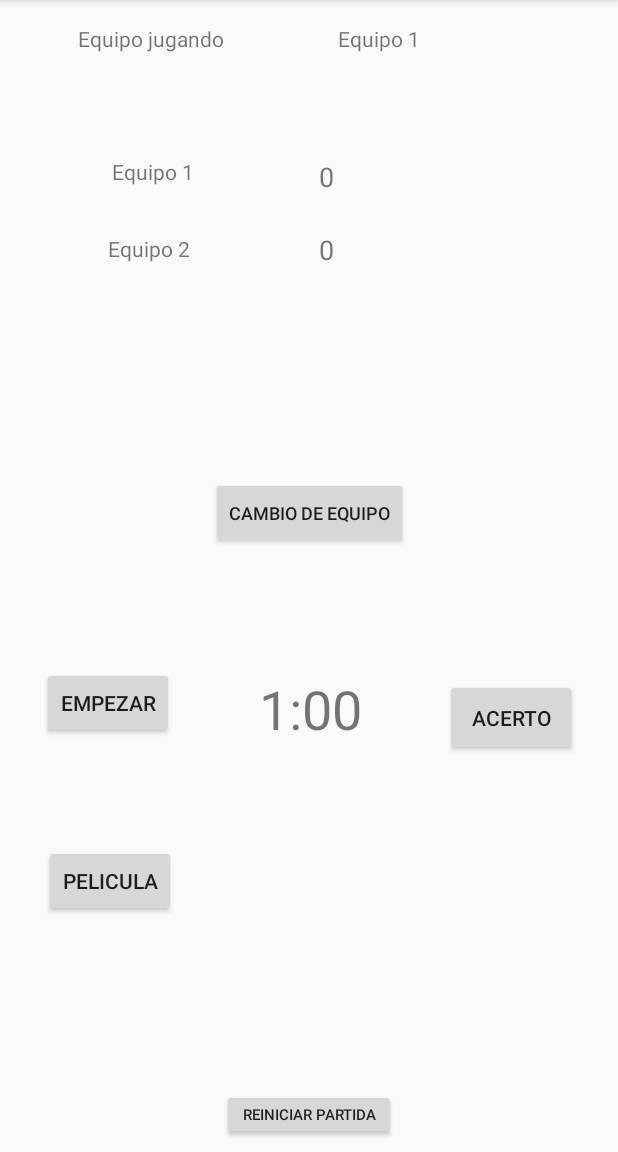
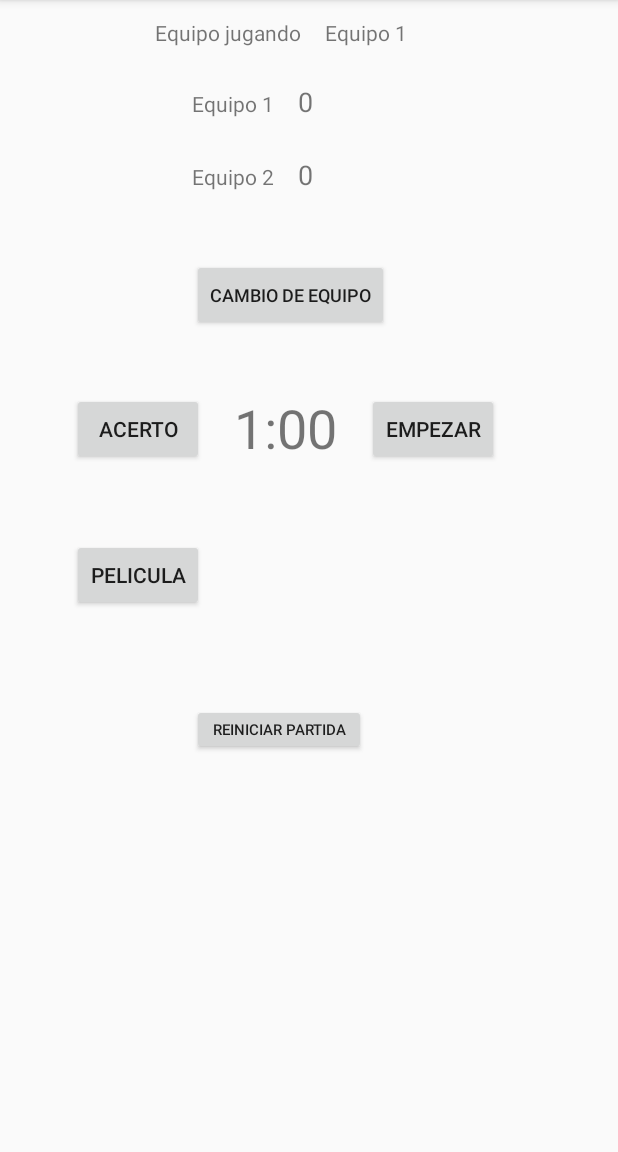
Before and after one commit to RdzSebastian/mimicapp, an Android app: the screen it shows after launch (MainActivity), on a phone screen of 412 x 824 dp, the part 84-1236 px from its top. Run offline under Robolectric (Android 15) with nearby library versions, the light colour scheme and no system bars.

Commit message:
Reestructuracion de Layout con codigo, sin constraint, usando linearLayouts encadenados.
Mejorar Hardcodeo de Strings con el archivo aparte "R.xml"

```diff
--- a/app/src/main/res/layout/activity_main.xml
+++ b/app/src/main/res/layout/activity_main.xml
@@ -1,236 +1,185 @@
 <?xml version="1.0" encoding="utf-8"?>
-<android.support.constraint.ConstraintLayout xmlns:android="http://schemas.android.com/apk/res/android"
-    xmlns:app="http://schemas.android.com/apk/res-auto"
-    xmlns:tools="http://schemas.android.com/tools"
+
+<LinearLayout
+    xmlns:android="http://schemas.android.com/apk/res/android"
     android:layout_width="match_parent"
     android:layout_height="match_parent"
-    tools:context=".MainActivity">
+    android:paddingLeft="16dp"
+    android:paddingRight="16dp"
+    android:orientation="vertical"
+    >
 
 
-    <Button
-        android:id="@+id/buttonTime2"
+    <LinearLayout android:orientation="horizontal"
+        android:layout_margin="12dip"
         android:layout_width="wrap_content"
-        android:layout_height="51dp"
-        android:layout_marginStart="8dp"
-        android:layout_marginLeft="8dp"
-        android:layout_marginTop="8dp"
-        android:layout_marginEnd="16dp"
-        android:layout_marginRight="16dp"
-        android:layout_marginBottom="8dp"
-        android:onClick="Acierto"
-        android:text="Acerto"
-        app:layout_constraintBottom_toBottomOf="parent"
-        app:layout_constraintEnd_toEndOf="parent"
-        app:layout_constraintHorizontal_bias="0.963"
-        app:layout_constraintStart_toStartOf="parent"
-        app:layout_constraintTop_toTopOf="parent"
-        app:layout_constraintVertical_bias="0.635" />
+        android:layout_height="wrap_content">
+
+        <TextView
+            android:id="@+id/textView8"
+            android:layout_width="wrap_content"
+            android:layout_height="wrap_content"
+            android:layout_marginLeft="75dp"
+            android:text="Equipo jugando"/>
+
+        <TextView
+            android:id="@+id/nombre"
+            android:layout_width="wrap_content"
+            android:layout_height="wrap_content"
+            android:paddingLeft="16dp"
+            android:text="Equipo X"/>
+
+    </LinearLayout>
+
+
+
+
+    <LinearLayout android:orientation="horizontal"
+        android:layout_margin="12dip"
+        android:layout_width="wrap_content"
+        android:layout_height="wrap_content">
+
+        <TextView
+            android:id="@+id/Equipo1"
+            android:layout_width="wrap_content"
+            android:layout_height="wrap_content"
+            android:text="Equipo1"
+            android:layout_marginLeft="100dp"/>
+
+        <TextView
+            android:id="@+id/puntos1"
+            android:layout_width="wrap_content"
+            android:layout_height="wrap_content"
+            android:text="0"
+            android:paddingLeft="16dp"
+            android:textSize="18sp"/>
+
+    </LinearLayout>
+
+
+
+
+    <LinearLayout android:orientation="horizontal"
+        android:layout_margin="12dip"
+        android:layout_width="wrap_content"
+        android:layout_height="wrap_content">
+
+        <TextView
+            android:id="@+id/Equipo2"
+            android:layout_width="match_parent"
+            android:layout_height="wrap_content"
+            android:text="Equipo2"
+            android:layout_marginLeft="100dp"
+            android:textSize="14sp" />
+
+        <TextView
+            android:id="@+id/puntos2"
+            android:layout_width="wrap_content"
+            android:layout_height="wrap_content"
+            android:text="0"
+            android:paddingLeft="16dp"
+            android:textSize="18sp" />
+
+    </LinearLayout>
+
+
+    <LinearLayout
+        android:layout_width="wrap_content"
+        android:layout_height="wrap_content"
+        android:layout_margin="12dip"
+        android:orientation="horizontal">
 
         <Button
             android:id="@+id/cambio"
             android:layout_width="wrap_content"
             android:layout_height="wrap_content"
-        android:layout_marginStart="8dp"
-        android:layout_marginLeft="8dp"
-        android:layout_marginTop="8dp"
-        android:layout_marginEnd="8dp"
-        android:layout_marginRight="8dp"
-        android:layout_marginBottom="8dp"
             android:onClick="cambioDeEquipo"
             android:text="cambio de equipo"
-        android:textSize="12sp"
-        app:layout_constraintBottom_toBottomOf="parent"
-        app:layout_constraintEnd_toEndOf="parent"
-        app:layout_constraintHorizontal_bias="0.502"
-        app:layout_constraintStart_toStartOf="parent"
-        app:layout_constraintTop_toTopOf="parent"
-        app:layout_constraintVertical_bias="0.44" />
+            android:layout_marginLeft="100dp"
+            android:layout_marginTop="20dp"
+            android:textSize="12sp" />
+
+    </LinearLayout>
+
+
+
+
+    <LinearLayout android:orientation="horizontal"
+        android:layout_marginLeft="12dp"
+        android:layout_marginTop="20dp"
+        android:layout_width="wrap_content"
+        android:layout_height="wrap_content">
+
+        <Button
+            android:id="@+id/buttonTime2"
+            android:layout_width="wrap_content"
+            android:layout_height="wrap_content"
+            android:onClick="Acierto"
+            android:text="Acerto"
+            android:layout_marginLeft="20dp"/>
+
+        <TextView
+            android:id="@+id/tiempo"
+            android:layout_width="wrap_content"
+            android:layout_height="wrap_content"
+            android:text="1:00"
+            android:textSize="36sp"
+            android:layout_marginTop="8dp"
+            android:layout_marginLeft="20dp"/>
+
+        <Button
+            android:id="@+id/buttonTime"
+            android:layout_width="wrap_content"
+            android:layout_height="wrap_content"
+            android:text="Empezar"
+            android:layout_marginLeft="20dp"/>
+
+    </LinearLayout>
+
+
+    <LinearLayout
+        android:layout_width="wrap_content"
+        android:layout_height="wrap_content"
+        android:layout_marginLeft="12dp"
+        android:layout_marginTop="50dp"
+        android:orientation="horizontal">
 
         <Button
             android:id="@+id/pelicula"
             android:layout_width="wrap_content"
             android:layout_height="wrap_content"
-        android:layout_marginStart="16dp"
-        android:layout_marginLeft="16dp"
-        android:layout_marginTop="8dp"
-        android:layout_marginEnd="8dp"
-        android:layout_marginRight="8dp"
-        android:layout_marginBottom="8dp"
             android:onClick="pelicula"
             android:text="Pelicula"
-        app:layout_constraintBottom_toBottomOf="parent"
-        app:layout_constraintEnd_toEndOf="parent"
-        app:layout_constraintHorizontal_bias="0.044"
-        app:layout_constraintStart_toStartOf="parent"
-        app:layout_constraintTop_toTopOf="parent"
-        app:layout_constraintVertical_bias="0.789" />
+            android:layout_marginLeft="20dp"/>
 
         <TextView
-        android:id="@+id/nombre"
+            android:id="@+id/PeliculaSelect"
             android:layout_width="wrap_content"
             android:layout_height="wrap_content"
-        android:layout_marginTop="16dp"
-        android:layout_marginEnd="132dp"
-        android:layout_marginRight="132dp"
-        android:text="Equipo 1"
-        app:layout_constraintEnd_toEndOf="parent"
-        app:layout_constraintTop_toTopOf="parent" />
+            android:text="Pelicula"
+            android:textSize="24sp"
+            android:layout_marginLeft="20dp"/>
 
-    <Button
-        android:id="@+id/buttonTime"
+    </LinearLayout>
+
+
+
+
+    <LinearLayout android:orientation="horizontal"
+        android:layout_margin="12dip"
         android:layout_width="wrap_content"
-        android:layout_height="wrap_content"
-        android:layout_marginStart="28dp"
-        android:layout_marginLeft="28dp"
-        android:layout_marginTop="40dp"
-        android:layout_marginEnd="8dp"
-        android:layout_marginRight="8dp"
-        android:layout_marginBottom="8dp"
-        android:text="Empezar"
-        app:layout_constraintBottom_toBottomOf="parent"
-        app:layout_constraintEnd_toEndOf="parent"
-        app:layout_constraintHorizontal_bias="0.0"
-        app:layout_constraintStart_toStartOf="parent"
-        app:layout_constraintTop_toTopOf="parent"
-        app:layout_constraintVertical_bias="0.602" />
-
-    <TextView
-        android:id="@+id/tiempo"
-        android:layout_width="wrap_content"
-        android:layout_height="wrap_content"
-        android:layout_marginStart="8dp"
-        android:layout_marginLeft="8dp"
-        android:layout_marginTop="16dp"
-        android:layout_marginEnd="8dp"
-        android:layout_marginRight="8dp"
-        android:layout_marginBottom="8dp"
-        android:text="1:00"
-        android:textSize="36sp"
-        app:layout_constraintBottom_toBottomOf="parent"
-        app:layout_constraintEnd_toStartOf="@+id/buttonTime2"
-        app:layout_constraintHorizontal_bias="0.505"
-        app:layout_constraintStart_toEndOf="@+id/buttonTime"
-        app:layout_constraintTop_toTopOf="parent"
-        app:layout_constraintVertical_bias="0.621" />
+        android:layout_height="wrap_content">
 
         <Button
             android:id="@+id/button8"
             android:layout_width="116dp"
             android:layout_height="34dp"
-        android:layout_marginStart="8dp"
-        android:layout_marginLeft="8dp"
-        android:layout_marginEnd="8dp"
-        android:layout_marginRight="8dp"
-        android:layout_marginBottom="8dp"
             android:onClick="reseteaContador"
             android:text="Reiniciar Partida"
             android:textSize="10sp"
-        app:layout_constraintBottom_toBottomOf="parent"
-        app:layout_constraintEnd_toEndOf="parent"
-        app:layout_constraintStart_toStartOf="parent" />
+            android:layout_marginTop="50dp"
+            android:layout_marginLeft="100dp"/>
 
-    <TextView
-        android:id="@+id/PeliculaSelect"
-        android:layout_width="wrap_content"
-        android:layout_height="27dp"
-        android:layout_marginStart="8dp"
-        android:layout_marginLeft="8dp"
-        android:layout_marginTop="8dp"
-        android:layout_marginEnd="8dp"
-        android:layout_marginRight="8dp"
-        android:layout_marginBottom="8dp"
-        android:text="Pelicula"
-        android:textSize="24sp"
-        app:layout_constraintBottom_toBottomOf="parent"
-        app:layout_constraintEnd_toEndOf="parent"
-        app:layout_constraintHorizontal_bias="0.149"
-        app:layout_constraintStart_toEndOf="@+id/pelicula"
-        app:layout_constraintTop_toTopOf="parent"
-        app:layout_constraintVertical_bias="0.771" />
+    </LinearLayout>
 
-    <TextView
-        android:id="@+id/Equipo1"
-        android:layout_width="wrap_content"
-        android:layout_height="wrap_content"
-        android:layout_marginStart="8dp"
-        android:layout_marginLeft="8dp"
-        android:layout_marginTop="8dp"
-        android:layout_marginEnd="8dp"
-        android:layout_marginRight="8dp"
-        android:layout_marginBottom="8dp"
-        android:text="Equipo1"
-        app:layout_constraintBottom_toBottomOf="parent"
-        app:layout_constraintEnd_toStartOf="@+id/puntos1"
-        app:layout_constraintHorizontal_bias="0.471"
-        app:layout_constraintStart_toStartOf="parent"
-        app:layout_constraintTop_toTopOf="parent"
-        app:layout_constraintVertical_bias="0.132" />
-
-    <TextView
-        android:id="@+id/Equipo2"
-        android:layout_width="wrap_content"
-        android:layout_height="wrap_content"
-        android:layout_marginStart="8dp"
-        android:layout_marginLeft="8dp"
-        android:layout_marginTop="32dp"
-        android:layout_marginEnd="8dp"
-        android:layout_marginRight="8dp"
-        android:text="Equipo2"
-        android:textSize="14sp"
-        app:layout_constraintEnd_toStartOf="@+id/puntos2"
-        app:layout_constraintHorizontal_bias="0.449"
-        app:layout_constraintStart_toStartOf="parent"
-        app:layout_constraintTop_toBottomOf="@+id/Equipo1" />
-
-    <TextView
-        android:id="@+id/puntos1"
-        android:layout_width="wrap_content"
-        android:layout_height="wrap_content"
-        android:layout_marginStart="8dp"
-        android:layout_marginLeft="8dp"
-        android:layout_marginTop="8dp"
-        android:layout_marginEnd="8dp"
-        android:layout_marginRight="8dp"
-        android:layout_marginBottom="8dp"
-        android:text="0"
-        android:textSize="18sp"
-        app:layout_constraintBottom_toBottomOf="parent"
-        app:layout_constraintEnd_toEndOf="parent"
-        app:layout_constraintHorizontal_bias="0.53"
-        app:layout_constraintStart_toStartOf="parent"
-        app:layout_constraintTop_toTopOf="parent"
-        app:layout_constraintVertical_bias="0.134" />
-
-    <TextView
-        android:id="@+id/puntos2"
-        android:layout_width="wrap_content"
-        android:layout_height="wrap_content"
-        android:layout_marginStart="8dp"
-        android:layout_marginLeft="8dp"
-        android:layout_marginTop="24dp"
-        android:layout_marginEnd="8dp"
-        android:layout_marginRight="8dp"
-        android:text="0"
-        android:textSize="18sp"
-        app:layout_constraintEnd_toEndOf="parent"
-        app:layout_constraintHorizontal_bias="0.53"
-        app:layout_constraintStart_toStartOf="parent"
-        app:layout_constraintTop_toBottomOf="@+id/puntos1" />
-
-    <TextView
-        android:id="@+id/textView8"
-        android:layout_width="wrap_content"
-        android:layout_height="wrap_content"
-        android:layout_marginStart="8dp"
-        android:layout_marginLeft="8dp"
-        android:layout_marginTop="16dp"
-        android:layout_marginEnd="8dp"
-        android:layout_marginRight="8dp"
-        android:text="Equipo jugando"
-        app:layout_constraintEnd_toStartOf="@+id/nombre"
-        app:layout_constraintHorizontal_bias="0.391"
-        app:layout_constraintStart_toStartOf="parent"
-        app:layout_constraintTop_toTopOf="parent" />
-
-
-</android.support.constraint.ConstraintLayout>
+</LinearLayout>
```
Lines whose indentation alone changed are shown as unchanged.
